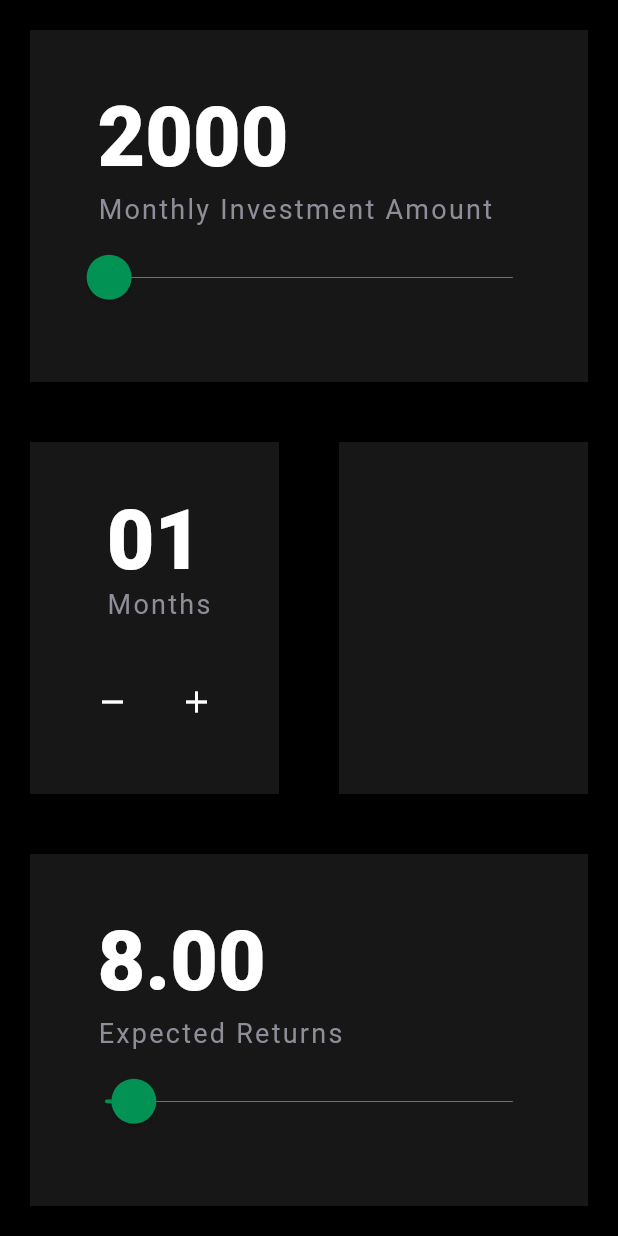
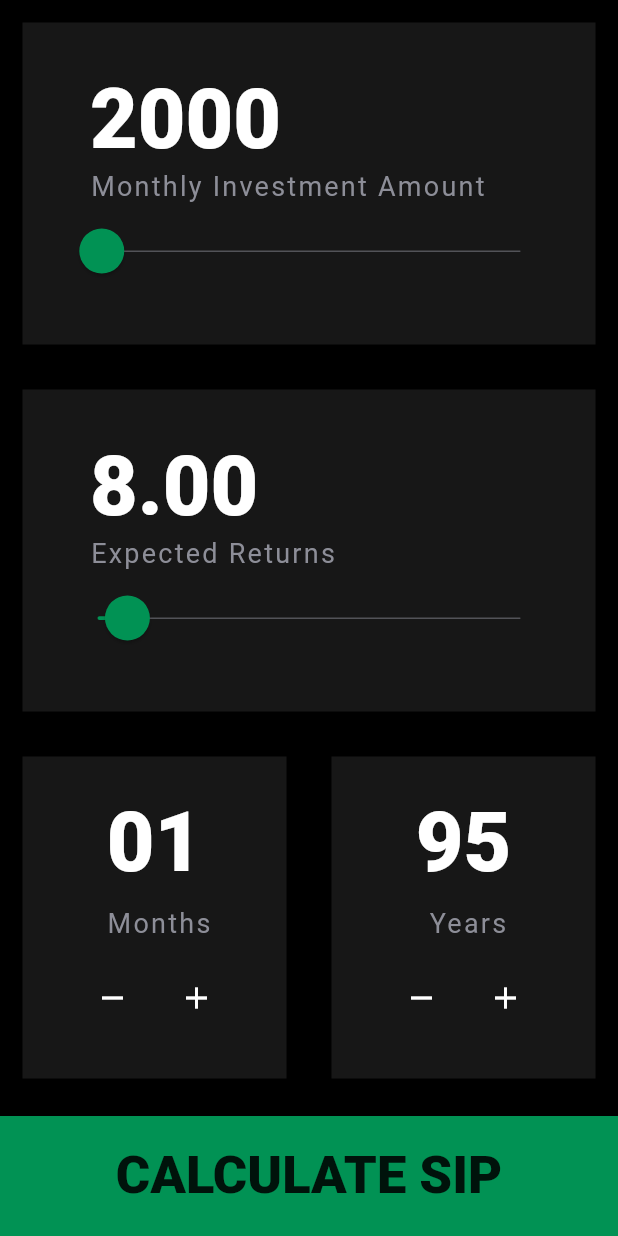
Before and after one commit to AndragApps/bmi_calculator, a Flutter app: the screen it shows after launch, on a phone screen of 412 x 824 dp. Run offline on Flutter 3.47's test engine with Material 2 defaults, Android fonts, the phone set to English and light mode, and no system bars.

Commit message:
Update - First screen has been update.

```diff
--- a/lib/constant.dart
+++ b/lib/constant.dart
@@ -11,6 +11,7 @@ const kInvestmentPeriodInYearLbl = "Investment Period in Year";
 const int kInvestmentPeriodYear = 5;
 const kExpectedReturnsLbl = "Expected Returns";
 const double kExpectedReturns = 8;
+const kHeightBottomConainer = 80.0;
 
 const kPrimaryColor = Color(0xFF171717);
 const kPrimaryLightColor = Color(0xFF3d3d3d);
@@ -18,6 +19,7 @@ const kPrimaryDarkColor = Color(0xFF000000);
 const kPrimaryTextColor = Color(0xFFffffff);
 const kSliderInActiveColor = Color(0xFF8D8E98);
 const kSliderActiveColor = Color(0xFF019254);
+const kColorBottomConainer = kSliderActiveColor;
 
 const kTitleTextStyle = TextStyle(
   color: Color(0xFF8D8E98),
@@ -35,3 +37,8 @@ const kNumberStyle = TextStyle(
   fontWeight: FontWeight.w900,
   fontSize: 55,
 );
+
+const kHeightTextStyle = TextStyle(
+  fontSize: 50.0,
+  fontWeight: FontWeight.w900,
+);
--- a/lib/logic/spi_brain.dart
+++ b/lib/logic/spi_brain.dart
@@ -11,7 +11,7 @@ class SipBrain {
     int? monthlyInvestmentAmt,
     double? expectedReturns,
     int? investmentPeriodInMonth = 1,
-    int? investmentPeriodInYear = 1,
+    int? investmentPeriodInYear = 95,
   }) {
     _monthlyInvestmentAmt = monthlyInvestmentAmt ?? kMonthlyInvestmentAmount;
     _expectedReturns = expectedReturns ?? kExpectedReturns;
@@ -66,7 +66,9 @@ class SipBrain {
 
   ///Add(+) Investment Period in Year, by default Min = 0,
   void addInvestmentPeriodInYear() {
-    _investmentPeriodInYear++;
+    _investmentPeriodInYear < 99
+        ? _investmentPeriodInYear++
+        : _investmentPeriodInYear;
   }
 
   ///Remove(-) Investment Period in Year, by default Min = 0,
--- /dev/null
+++ b/lib/reusable_widget/bottombutton_widget.dart
@@ -0,0 +1,31 @@
+// ignore_for_file: prefer_const_constructors, prefer_const_literals_to_create_immutables
+
+import 'package:flutter/material.dart';
+import 'package:sipcalc/constant.dart';
+
+class BottomButton extends StatelessWidget {
+  const BottomButton({required this.onTap, required this.buttonLabel});
+
+  final Function() onTap;
+  final String buttonLabel;
+
+  @override
+  Widget build(BuildContext context) {
+    return GestureDetector(
+      onTap: onTap,
+      child: Container(
+        alignment: Alignment.center,
+        margin: EdgeInsets.only(top: 10.0),
+        height: kHeightBottomConainer,
+        color: kColorBottomConainer,
+        width: double.infinity,
+        child: Text(
+          buttonLabel,
+          style: kHeightTextStyle.copyWith(
+            fontSize: 35.0,
+          ),
+        ),
+      ),
+    );
+  }
+}
--- a/lib/reusable_widget/container_widget.dart
+++ b/lib/reusable_widget/container_widget.dart
@@ -18,12 +18,13 @@ class ContainerWidget extends StatelessWidget {
   @override
   Widget build(BuildContext context) {
     return Container(
-      margin: EdgeInsets.all(20.0),
+      margin: EdgeInsets.all(15.0),
       padding: EdgeInsets.all(20.0),
       color: kPrimaryColor,
       child: Column(
         crossAxisAlignment: crossAxisAlignment,
         mainAxisAlignment: mainAxisAlignment,
+        mainAxisSize: MainAxisSize.max,
         children: children,
       ),
     );
--- a/lib/reusable_widget/lable_widget.dart
+++ b/lib/reusable_widget/lable_widget.dart
@@ -17,7 +17,7 @@ class LableWidget extends StatelessWidget {
   Widget build(BuildContext context) {
     return Padding(
       padding: withPadding == true
-          ? const EdgeInsets.only(left: 25.0, top: 5.0, bottom: 5.0)
+          ? const EdgeInsets.only(left: 25.0, top: 2.5, bottom: 2.5)
           : const EdgeInsets.all(0),
       child: Text(
         label,
--- /dev/null
+++ b/lib/reusable_widget/monthyear_widget.dart
@@ -0,0 +1,57 @@
+// ignore_for_file: prefer_const_constructors, prefer_const_literals_to_create_immutables
+
+import 'package:flutter/material.dart';
+import 'package:sipcalc/reusable_widget/container_widget.dart';
+import 'package:sipcalc/reusable_widget/iconbutton_widget.dart';
+import 'package:sipcalc/reusable_widget/lable_widget.dart';
+import 'package:sipcalc/reusable_widget/number_widget.dart';
+
+class MonthYearWidget extends StatelessWidget {
+  const MonthYearWidget({
+    Key? key,
+    this.month,
+    this.year,
+    required this.label,
+    this.withPadding = true,
+    required this.onPressAdd,
+    required this.onPressRemove,
+  }) : super(key: key);
+
+  final int? month;
+  final int? year;
+  final String label;
+  final bool? withPadding;
+  final dynamic Function() onPressAdd;
+  final dynamic Function() onPressRemove;
+
+  @override
+  Widget build(BuildContext context) {
+    return ContainerWidget(
+      mainAxisAlignment: MainAxisAlignment.spaceAround,
+      crossAxisAlignment: CrossAxisAlignment.center,
+      children: [
+        NumberWidget(
+          intValue: (month ?? year),
+          withPadding: withPadding,
+        ),
+        LableWidget(
+          label: " $label",
+          withPadding: withPadding,
+        ),
+        Row(
+          mainAxisAlignment: MainAxisAlignment.center,
+          children: [
+            RoundIconButton(
+              icon: Icons.remove,
+              onPress: onPressRemove,
+            ),
+            RoundIconButton(
+              icon: Icons.add,
+              onPress: onPressAdd,
+            ),
+          ],
+        ),
+      ],
+    );
+  }
+}
--- a/lib/screens/splash_screen/splash_body.dart
+++ b/lib/screens/splash_screen/splash_body.dart
@@ -2,9 +2,11 @@
 
 import 'package:flutter/material.dart';
 import 'package:sipcalc/logic/spi_brain.dart';
+import 'package:sipcalc/reusable_widget/bottombutton_widget.dart';
 import 'package:sipcalc/reusable_widget/container_widget.dart';
 import 'package:sipcalc/reusable_widget/iconbutton_widget.dart';
 import 'package:sipcalc/reusable_widget/lable_widget.dart';
+import 'package:sipcalc/reusable_widget/monthyear_widget.dart';
 import 'package:sipcalc/reusable_widget/number_widget.dart';
 import 'package:sipcalc/reusable_widget/sliderthene_widget.dart';
 
@@ -49,60 +51,6 @@ class _SplashBodyWidgetState extends State<SplashBodyWidget> {
           ),
         ),
 
-        ///Investment Monthly or yearly .
-        Expanded(
-          child: Row(
-            children: [
-              Expanded(
-                child: ContainerWidget(
-                  mainAxisAlignment: MainAxisAlignment.spaceAround,
-                  crossAxisAlignment: CrossAxisAlignment.center,
-                  children: [
-                    Column(
-                      children: [
-                        NumberWidget(
-                          intValue: sipBrainObj.getInvestmentPeriodInMonth(),
-                          withPadding: false,
-                        ),
-                        LableWidget(
-                          label: " Months",
-                          withPadding: false,
-                        ),
-                      ],
-                    ),
-                    Row(
-                      mainAxisAlignment: MainAxisAlignment.center,
-                      children: [
-                        RoundIconButton(
-                          icon: Icons.remove,
-                          onPress: () {
-                            setState(() {
-                              sipBrainObj.removeInvestmentPeriodInMonth();
-                            });
-                          },
-                        ),
-                        RoundIconButton(
-                          icon: Icons.add,
-                          onPress: () {
-                            setState(() {
-                              sipBrainObj.addInvestmentPeriodInMonth();
-                            });
-                          },
-                        ),
-                      ],
-                    ),
-                  ],
-                ),
-              ),
-              Expanded(
-                child: ContainerWidget(
-                  children: [],
-                ),
-              ),
-            ],
-          ),
-        ),
-
         ///Expected Return
         Expanded(
           child: ContainerWidget(
@@ -124,6 +72,52 @@ class _SplashBodyWidgetState extends State<SplashBodyWidget> {
             ],
           ),
         ),
+
+        ///Investment Monthly or yearly .
+        Expanded(
+          child: Row(
+            children: [
+              Expanded(
+                child: MonthYearWidget(
+                  month: sipBrainObj.getInvestmentPeriodInMonth(),
+                  label: "Months",
+                  withPadding: false,
+                  onPressAdd: () {
+                    setState(() {
+                      sipBrainObj.addInvestmentPeriodInMonth();
+                    });
+                  },
+                  onPressRemove: () {
+                    setState(() {
+                      sipBrainObj.removeInvestmentPeriodInMonth();
+                    });
+                  },
+                ),
+              ),
+              Expanded(
+                child: MonthYearWidget(
+                  month: sipBrainObj.getInvestmentPeriodInYear(),
+                  label: "Years",
+                  withPadding: false,
+                  onPressAdd: () {
+                    setState(() {
+                      sipBrainObj.addInvestmentPeriodInYear();
+                    });
+                  },
+                  onPressRemove: () {
+                    setState(() {
+                      sipBrainObj.removeInvestmentPeriodInYear();
+                    });
+                  },
+                ),
+              ),
+            ],
+          ),
+        ),
+        BottomButton(
+          buttonLabel: 'CALCULATE SIP',
+          onTap: () {},
+        ),
       ],
     );
   }
```
Also changed, not shown: flutter_03.png (added).
